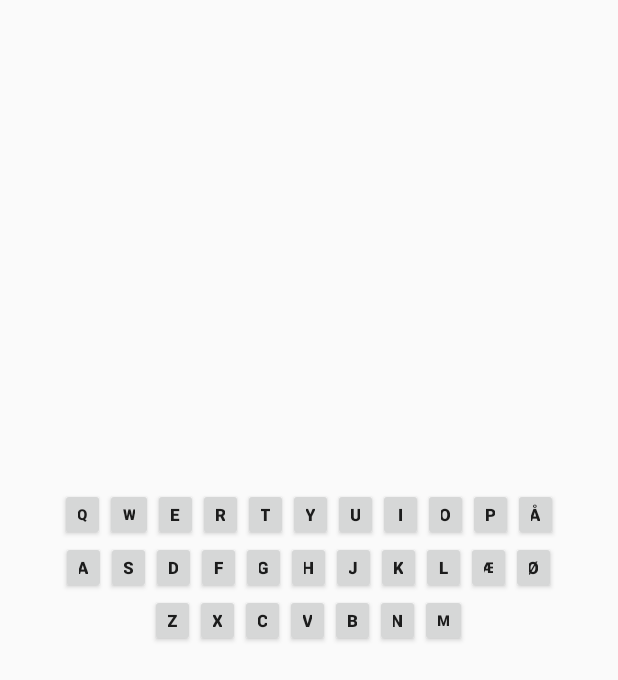
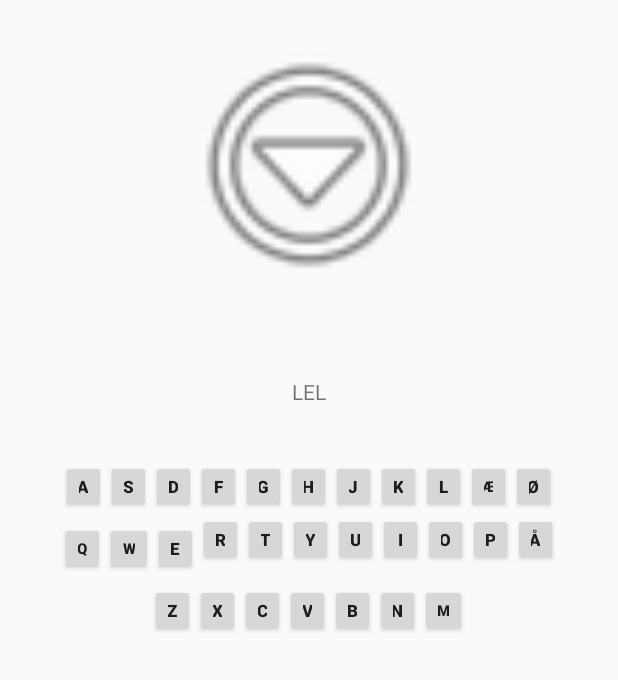
Before and after one commit to nikookholm/GalgelegsApp, an Android app: the fragment Spil_fragment shown on its own in the app's theme, on a phone screen of 412 x 824 dp. Shown: the top 680 px of the screen. Run offline under Robolectric (Android 15) with nearby library versions, the phone set to English and light mode, and no system bars.

Commit message:
Tilføjet en switch case i Galgelogik som tjekker på spil niveau.
ændret i Level_fragment så den skifter til spil_fragment når
man trykker på level.

Fået fixet noget styling i spil_fragment.xml så den viser det frem på korrektvis

```diff
--- a/app/src/main/java/s112011/galgelegsapp/GalgeLogik.java
+++ b/app/src/main/java/s112011/galgelegsapp/GalgeLogik.java
@@ -63,29 +63,53 @@ public class GalgeLogik {
     public void letOrdValg(){
         letOrd.add("hej");
         letOrd.add("dav");
-        nulstil();
     }
 
     public void middelOrdvalg(){
         middelOrd.add("sjov");
         middelOrd.add("vinter");
-        nulstil();
     }
 
     public void sværOrdValg(){
         sværOrd.add("medlemskab");
         sværOrd.add("refleksion");
-        nulstil();
 
     }
 
     public void nulstil() {
+
         brugteBogstaver.clear();
+        antalForkerteBogstaver = 0;
+        spilletErTabt = false;
+        spilletErVundet = false;
+
+        switch(level){
+
+            case 1: level = 1;
+
+                ordet = letOrd.get(new Random().nextInt(letOrd.size()));
+
+                break;
+
+            case 2: level = 2;
+
+                ordet = middelOrd.get(new Random().nextInt(middelOrd.size()));
+
+                break;
+
+            case 3: level = 3;
+
+                ordet = sværOrd.get(new Random().nextInt(sværOrd.size()));
+
+                break;
+        }
+
+        /*brugteBogstaver.clear();
         antalForkerteBogstaver = 0;
         spilletErVundet = false;
         spilletErTabt = false;
         ordet = muligeOrd.get(new Random().nextInt(muligeOrd.size()));
-        opdaterSynligtOrd();
+        opdaterSynligtOrd();*/
     }
 
 
--- a/app/src/main/java/s112011/galgelegsapp/Level_fragment.java
+++ b/app/src/main/java/s112011/galgelegsapp/Level_fragment.java
@@ -17,10 +17,7 @@ import android.widget.Button;
 public class Level_fragment extends Fragment implements View.OnClickListener {
 
     private Button letButton, middelButton, sværButton;
-
-    // Aktiviteten Spil kender til galgelogikken, derfor skal der oprettes et spilobjekt i fragmenten
     private Spil spil;
-
 
     @Override
     public View onCreateView(LayoutInflater inflater, ViewGroup container,
@@ -52,12 +49,17 @@ public class Level_fragment extends Fragment implements View.OnClickListener {
         if(v==letButton){
             spil.fragmentFrame();
             spil.logik.setLevel(1);
+
         }
         if(v==middelButton){
             spil.logik.setLevel(2);
+            spil.fragmentFrame();
+
         }
         if(v==sværButton) {
             spil.logik.setLevel(3);
+            spil.fragmentFrame();
+
         }
     }
 
--- a/app/src/main/java/s112011/galgelegsapp/Spil.java
+++ b/app/src/main/java/s112011/galgelegsapp/Spil.java
@@ -28,7 +28,7 @@ HighScoreDAO dao = new HighScoreDAO();
 
         Fragment fragment = new Level_fragment();
         getSupportFragmentManager().beginTransaction()
-                .add(R.id.fragmentGalge, fragment).commit();
+                .add(R.id.fragmentKeyboard, fragment).commit();
 
         transaction = getSupportFragmentManager().beginTransaction();
     }
@@ -41,7 +41,7 @@ HighScoreDAO dao = new HighScoreDAO();
 
     public void fragmentFrame(){
         Fragment frag = new Spil_fragment();
-      transaction.add(R.id.fragmentKeyboard, frag).commit();
+      transaction.replace(R.id.fragmentKeyboard, frag).commit();
 }
 
 }
--- a/app/src/main/java/s112011/galgelegsapp/Spil_fragment.java
+++ b/app/src/main/java/s112011/galgelegsapp/Spil_fragment.java
@@ -19,7 +19,8 @@ public class Spil_fragment extends Fragment implements View.OnClickListener {
             bz, bx, bc, bv, bb, bn, bm;
     private ImageView imageView;
     private TextView textView;
-    Spil spil;
+    Spil spil = new Spil();
+
     private int[] galgeBilled = new int[]{R.mipmap.galge, R.mipmap.forkert1, R.mipmap.forkert2, R.mipmap.forkert3,
             R.mipmap.forkert4, R.mipmap.forkert5, R.mipmap.forkert6, R.mipmap.finalpic};
 
@@ -49,6 +50,11 @@ public class Spil_fragment extends Fragment implements View.OnClickListener {
         return root;
     }
 
+    public void startSpil(){
+        spil.logik.nulstil();
+
+    }
+
     @Override
     public void onClick(View v) {
 
--- a/app/src/main/res/layout/activity_spil.xml
+++ b/app/src/main/res/layout/activity_spil.xml
@@ -16,18 +16,6 @@
         android:theme="@style/ThemeOverlay.AppCompat.ActionBar"
         app:popupTheme="@style/ThemeOverlay.AppCompat.Light"/>
 
-    <TextView
-        android:layout_width="fill_parent"
-        android:layout_height="wrap_content"
-        android:text="SpilViewet"
-        android:id="@+id/overskrift"/>
-
-    <FrameLayout
-        android:layout_width="fill_parent"
-        android:layout_height="wrap_content"
-        android:id="@+id/fragmentGalge">
-    </FrameLayout>
-
     <FrameLayout
         android:layout_width="fill_parent"
         android:layout_height="wrap_content"
--- a/app/src/main/res/layout/spil_fragment.xml
+++ b/app/src/main/res/layout/spil_fragment.xml
@@ -6,178 +6,29 @@
              tools:context=".Spil_fragment"
               android:weightSum="1">
 
-    <RelativeLayout
-        android:layout_width="match_parent"
-        android:layout_height="294dp"
-        android:layout_weight="0.26">
+    <ImageView
+        android:layout_width="230dp"
+        android:layout_height="180dp"
+        android:id="@+id/galgeView"
+        android:src="@android:drawable/ic_menu_more"
+        android:layout_alignParentTop="true"
+        android:layout_centerHorizontal="true"
+        android:foregroundGravity="top"
+        android:layout_gravity="center_horizontal"
+        android:cropToPadding="false"
+        android:layout_marginTop="20dp"/>
 
-        <LinearLayout
-            android:layout_width="match_parent"
-            android:layout_height="wrap_content"
-            android:orientation="horizontal"
-            android:layout_weight="0.03"
-            android:layout_gravity="bottom"
-            android:id="@+id/linearLayout2"
-            android:layout_above="@+id/linearLayout3"
+    <TextView
+        android:layout_width="fill_parent"
+        android:layout_height="35dp"
+        android:id="@+id/ordTextView"
+        android:layout_marginTop="51dp"
+        android:layout_below="@+id/galgeView"
         android:layout_alignParentLeft="true"
         android:layout_alignParentStart="true"
-            android:gravity="center">
-            <!-- TODO: Update blank fragment layout -->
-            <Button
-                style="?android:attr/buttonStyleSmall"
-                android:layout_width="30dp"
-                android:layout_height="35dp"
-                android:text="Q"
-                android:id="@+id/btnQ"
-                android:layout_marginBottom="0dp"
-                android:textStyle="bold|normal"
-                android:textSize="10dp"
-                android:layout_alignLeft="@+id/btnA"
-                android:layout_alignStart="@+id/btnA"
-                android:layout_marginRight="0dp"/>
-
-            <Button
-                style="?android:attr/buttonStyleSmall"
-                android:layout_width="32dp"
-                android:layout_height="35dp"
-                android:textSize="10dp"
-                android:text="W"
-                android:id="@+id/btnW"
-                android:textStyle="bold"
-                android:layout_alignTop="@+id/btnQ"
-                android:layout_toLeftOf="@+id/btnZ"
-                android:layout_toStartOf="@+id/btnZ"
-                android:layout_marginRight="0dp"
-                />
-
-            <Button
-                style="?android:attr/buttonStyleSmall"
-                android:layout_width="30dp"
-                android:layout_height="35dp"
-                android:textSize="11dp"
-                android:textStyle="bold|normal"
-                android:text="E"
-                android:id="@+id/btnE"
-                android:layout_alignBottom="@+id/btnW"
-                android:layout_toRightOf="@+id/btnW"
-                android:layout_toEndOf="@+id/btnW"
-                android:layout_marginRight="0dp"
-                android:layout_gravity="center_horizontal"/>
-
-            <Button
-                style="?android:attr/buttonStyleSmall"
-                android:layout_width="30dp"
-                android:layout_height="35dp"
-                android:text="R"
-                android:textSize="11dp"
-                android:textStyle="bold|normal"
-                android:id="@+id/btnR"
-                android:layout_alignBottom="@+id/btnE"
-                android:layout_toRightOf="@+id/btnE"
-                android:layout_toEndOf="@+id/btnE"
-                android:layout_marginRight="0dp"
-                android:layout_gravity="center_horizontal"/>
-
-            <Button
-                style="?android:attr/buttonStyleSmall"
-                android:layout_width="30dp"
-                android:layout_height="35dp"
-                android:textSize="11dp"
-                android:textStyle="bold|normal"
-                android:text="T"
-                android:id="@+id/btnT"
-                android:layout_alignBottom="@+id/btnR"
-                android:layout_toRightOf="@+id/btnR"
-                android:layout_toEndOf="@+id/btnR"
-                android:layout_marginRight="0dp"
-                android:layout_gravity="center_horizontal"/>
-
-            <Button
-                style="?android:attr/buttonStyleSmall"
-                android:layout_width="30dp"
-                android:layout_height="35dp"
-                android:textSize="11dp"
-                android:textStyle="bold|normal"
-                android:text="Y"
-                android:id="@+id/btnY"
-                android:layout_alignBottom="@+id/btnT"
-                android:layout_toRightOf="@+id/btnT"
-                android:layout_toEndOf="@+id/btnT"
-                android:layout_marginRight="0dp"
-                android:layout_gravity="center_horizontal"/>
-
-            <Button
-                style="?android:attr/buttonStyleSmall"
-                android:layout_width="30dp"
-                android:layout_height="35dp"
-                android:textSize="11dp"
-                android:textStyle="bold|normal"
-                android:text="U"
-                android:id="@+id/btnU"
-                android:layout_alignTop="@+id/btnY"
-                android:layout_toRightOf="@+id/btnY"
-                android:layout_toEndOf="@+id/btnY"
-                android:layout_marginRight="0dp"
-                android:layout_gravity="right"/>
-
-            <Button
-                style="?android:attr/buttonStyleSmall"
-                android:layout_width="30dp"
-                android:layout_height="35dp"
-                android:textSize="11dp"
-                android:textStyle="bold|normal"
-                android:text="I"
-                android:id="@+id/btnI"
-                android:layout_alignBottom="@+id/btnU"
-                android:layout_toRightOf="@+id/btnU"
-                android:layout_toEndOf="@+id/btnU"
-                android:layout_marginRight="0dp"
-                android:layout_gravity="center_horizontal"/>
-
-            <Button
-                style="?android:attr/buttonStyleSmall"
-                android:layout_width="30dp"
-                android:layout_height="35dp"
-                android:textSize="11dp"
-                android:textStyle="bold|normal"
-                android:text="O"
-                android:id="@+id/btnO"
-                android:layout_above="@+id/btnL"
-                android:layout_alignLeft="@+id/btnL"
-                android:layout_alignStart="@+id/btnL"
-                android:layout_marginRight="0dp"
-                android:layout_gravity="center_horizontal"/>
-
-            <Button
-                style="?android:attr/buttonStyleSmall"
-                android:layout_width="30dp"
-                android:layout_height="35dp"
-                android:textSize="11dp"
-                android:textStyle="bold|normal"
-                android:text="P"
-                android:id="@+id/btnP"
-                android:layout_above="@+id/btnÆ"
-                android:layout_toRightOf="@+id/btnO"
-                android:layout_toEndOf="@+id/btnO"
-                android:layout_marginRight="0dp"
-                android:layout_gravity="center_horizontal"/>
-
-            <Button
-                style="?android:attr/buttonStyleSmall"
-                android:layout_width="30dp"
-                android:layout_height="35dp"
-                android:textSize="11dp"
-                android:textStyle="bold|normal"
-                android:text="Å"
-                android:id="@+id/btnÅ"
-                android:layout_above="@+id/btnØ"
-                android:layout_alignLeft="@+id/btnØ"
-                android:layout_alignStart="@+id/btnØ"
-                android:layout_marginRight="0dp"
-                android:layout_gravity="center_horizontal"
-                android:layout_marginLeft="0dp"
-                android:layout_marginTop="0dp"/>
-        </LinearLayout>
+        android:text="LEL"
+        android:textAlignment="center"
+        android:foregroundGravity="center_horizontal"/>
 
     <LinearLayout
         android:layout_width="match_parent"
@@ -187,7 +38,9 @@
         android:layout_above="@+id/linearLayout"
         android:layout_alignParentLeft="true"
         android:layout_alignParentStart="true"
-            android:gravity="center">
+        android:gravity="center"
+        android:foregroundGravity="bottom"
+        android:layout_marginTop="20dp">
 
     <Button
         style="?android:attr/buttonStyleSmall"
@@ -339,11 +192,181 @@
         android:layout_width="match_parent"
         android:layout_height="wrap_content"
         android:orientation="horizontal"
+        android:layout_weight="0.03"
+        android:layout_gravity="bottom"
+        android:id="@+id/linearLayout2"
+        android:layout_above="@+id/linearLayout3"
+        android:layout_alignParentLeft="true"
+        android:layout_alignParentStart="true"
+        android:gravity="center"
+        android:foregroundGravity="bottom">
+        <!-- TODO: Update blank fragment layout -->
+        <Button
+            style="?android:attr/buttonStyleSmall"
+            android:layout_width="30dp"
+            android:layout_height="35dp"
+            android:text="Q"
+            android:id="@+id/btnQ"
+            android:layout_marginBottom="0dp"
+            android:textStyle="bold|normal"
+            android:textSize="10dp"
+            android:layout_alignLeft="@+id/btnA"
+            android:layout_alignStart="@+id/btnA"
+            android:layout_marginRight="0dp"/>
+
+        <Button
+            style="?android:attr/buttonStyleSmall"
+            android:layout_width="32dp"
+            android:layout_height="35dp"
+            android:textSize="10dp"
+            android:text="W"
+            android:id="@+id/btnW"
+            android:textStyle="bold"
+            android:layout_alignTop="@+id/btnQ"
+            android:layout_toLeftOf="@+id/btnZ"
+            android:layout_toStartOf="@+id/btnZ"
+            android:layout_marginRight="0dp"
+            android:layout_gravity="center"/>
+
+        <Button
+            style="?android:attr/buttonStyleSmall"
+            android:layout_width="30dp"
+            android:layout_height="35dp"
+            android:textSize="11dp"
+            android:textStyle="bold|normal"
+            android:text="E"
+            android:id="@+id/btnE"
+            android:layout_alignBottom="@+id/btnW"
+            android:layout_toRightOf="@+id/btnW"
+            android:layout_toEndOf="@+id/btnW"
+            android:layout_marginRight="0dp"
+            android:layout_gravity="center"/>
+
+        <Button
+            style="?android:attr/buttonStyleSmall"
+            android:layout_width="30dp"
+            android:layout_height="35dp"
+            android:text="R"
+            android:textSize="11dp"
+            android:textStyle="bold|normal"
+            android:id="@+id/btnR"
+            android:layout_alignBottom="@+id/btnE"
+            android:layout_toRightOf="@+id/btnE"
+            android:layout_toEndOf="@+id/btnE"
+            android:layout_marginRight="0dp"
+            android:layout_gravity="center_horizontal"/>
+
+        <Button
+            style="?android:attr/buttonStyleSmall"
+            android:layout_width="30dp"
+            android:layout_height="35dp"
+            android:textSize="11dp"
+            android:textStyle="bold|normal"
+            android:text="T"
+            android:id="@+id/btnT"
+            android:layout_alignBottom="@+id/btnR"
+            android:layout_toRightOf="@+id/btnR"
+            android:layout_toEndOf="@+id/btnR"
+            android:layout_marginRight="0dp"
+            android:layout_gravity="center_horizontal"/>
+
+        <Button
+            style="?android:attr/buttonStyleSmall"
+            android:layout_width="30dp"
+            android:layout_height="35dp"
+            android:textSize="11dp"
+            android:textStyle="bold|normal"
+            android:text="Y"
+            android:id="@+id/btnY"
+            android:layout_alignBottom="@+id/btnT"
+            android:layout_toRightOf="@+id/btnT"
+            android:layout_toEndOf="@+id/btnT"
+            android:layout_marginRight="0dp"
+            android:layout_gravity="center_horizontal"/>
+
+        <Button
+            style="?android:attr/buttonStyleSmall"
+            android:layout_width="30dp"
+            android:layout_height="35dp"
+            android:textSize="11dp"
+            android:textStyle="bold|normal"
+            android:text="U"
+            android:id="@+id/btnU"
+            android:layout_alignTop="@+id/btnY"
+            android:layout_toRightOf="@+id/btnY"
+            android:layout_toEndOf="@+id/btnY"
+            android:layout_marginRight="0dp"
+            android:layout_gravity="right"/>
+
+        <Button
+            style="?android:attr/buttonStyleSmall"
+            android:layout_width="30dp"
+            android:layout_height="35dp"
+            android:textSize="11dp"
+            android:textStyle="bold|normal"
+            android:text="I"
+            android:id="@+id/btnI"
+            android:layout_alignBottom="@+id/btnU"
+            android:layout_toRightOf="@+id/btnU"
+            android:layout_toEndOf="@+id/btnU"
+            android:layout_marginRight="0dp"
+            android:layout_gravity="center_horizontal"/>
+
+        <Button
+            style="?android:attr/buttonStyleSmall"
+            android:layout_width="30dp"
+            android:layout_height="35dp"
+            android:textSize="11dp"
+            android:textStyle="bold|normal"
+            android:text="O"
+            android:id="@+id/btnO"
+            android:layout_above="@+id/btnL"
+            android:layout_alignLeft="@+id/btnL"
+            android:layout_alignStart="@+id/btnL"
+            android:layout_marginRight="0dp"
+            android:layout_gravity="center_horizontal"/>
+
+        <Button
+            style="?android:attr/buttonStyleSmall"
+            android:layout_width="30dp"
+            android:layout_height="35dp"
+            android:textSize="11dp"
+            android:textStyle="bold|normal"
+            android:text="P"
+            android:id="@+id/btnP"
+            android:layout_above="@+id/btnÆ"
+            android:layout_toRightOf="@+id/btnO"
+            android:layout_toEndOf="@+id/btnO"
+            android:layout_marginRight="0dp"
+            android:layout_gravity="center_horizontal"/>
+
+        <Button
+            style="?android:attr/buttonStyleSmall"
+            android:layout_width="30dp"
+            android:layout_height="35dp"
+            android:textSize="11dp"
+            android:textStyle="bold|normal"
+            android:text="Å"
+            android:id="@+id/btnÅ"
+            android:layout_above="@+id/btnØ"
+            android:layout_alignLeft="@+id/btnØ"
+            android:layout_alignStart="@+id/btnØ"
+            android:layout_marginRight="0dp"
+            android:layout_gravity="center_horizontal"
+            android:layout_marginLeft="0dp"
+            android:layout_marginTop="0dp"/>
+    </LinearLayout>
+
+    <LinearLayout
+        android:layout_width="match_parent"
+        android:layout_height="wrap_content"
+        android:orientation="horizontal"
         android:id="@+id/linearLayout"
         android:layout_alignParentBottom="true"
         android:layout_centerHorizontal="true"
-            android:layout_marginLeft="120dp"
-            android:gravity="center">
+        android:gravity="center"
+        android:foregroundGravity="bottom"
+        >
     <Button
         style="?android:attr/buttonStyleSmall"
         android:layout_width="30dp"
@@ -436,22 +459,4 @@
         android:layout_marginRight="0dp"/>
 </LinearLayout>
 
-        <ImageView
-            android:layout_width="230dp"
-            android:layout_height="180dp"
-            android:id="@+id/galgeView"
-            android:layout_marginTop="80dp"
-            android:layout_alignParentTop="true"
-            android:layout_centerHorizontal="true"/>
-
-        <TextView
-            android:layout_width="fill_parent"
-            android:layout_height="35dp"
-            android:id="@+id/ordTextView"
-            android:layout_marginTop="51dp"
-            android:layout_below="@+id/galgeView"
-            android:layout_alignParentLeft="true"
-            android:layout_alignParentStart="true"/>
-    </RelativeLayout>
-
 </LinearLayout>
```
Lines whose indentation alone changed are shown as unchanged.
